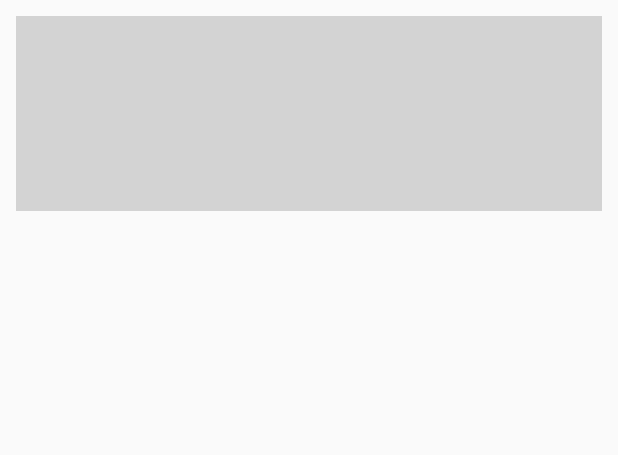
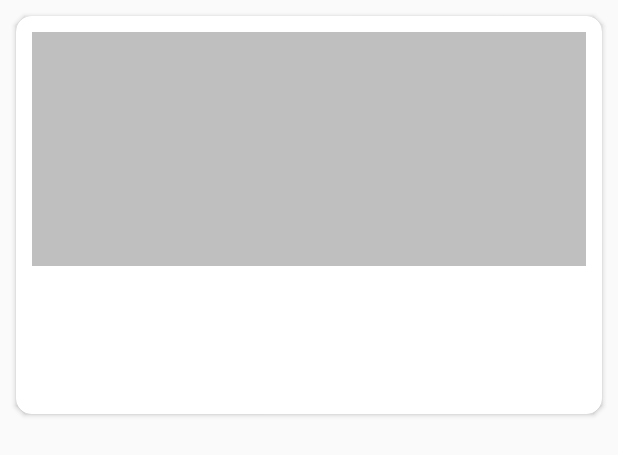
Before and after one commit to AhmedAlKawas/PomacAssignment, an Android app: the layout item_article.xml on its own in the app's theme, with its tools: preview values and no code run, on a phone screen of 412 x 824 dp. Shown: the top 455 px of the screen. Run offline under Robolectric (Android 15) with nearby library versions, the phone set to English and light mode, and no system bars; network calls fail.

Commit message:
Editing the article item design

```diff
--- a/app/src/main/java/com/example/pomacassignment/model/Article.java
+++ b/app/src/main/java/com/example/pomacassignment/model/Article.java
@@ -21,7 +21,8 @@ public class Article implements Serializable {
     public static void loadImageByGlide(ImageView imageView, String imgUrl) {
         RequestOptions requestOptions = new RequestOptions()
                 .placeholder(R.drawable.picture_placeholder)
-                .error(R.drawable.picture_placeholder);
+                .error(R.drawable.picture_placeholder)
+                .fitCenter();
 
         Glide.with(imageView.getContext()).setDefaultRequestOptions(requestOptions)
                 .load(imgUrl).into(imageView);
--- a/app/src/main/res/layout/item_article.xml
+++ b/app/src/main/res/layout/item_article.xml
@@ -1,6 +1,22 @@
 <?xml version="1.0" encoding="utf-8"?>
-<layout xmlns:android="http://schemas.android.com/apk/res/android"
+<layout xmlns:tools="http://schemas.android.com/tools"
+    xmlns:android="http://schemas.android.com/apk/res/android"
     xmlns:app="http://schemas.android.com/apk/res-auto">
+
+    <data>
+
+        <variable
+            name="article"
+            type="com.example.pomacassignment.model.Article" />
+    </data>
+
+    <androidx.cardview.widget.CardView
+        android:layout_width="match_parent"
+        android:layout_height="wrap_content"
+        app:cardCornerRadius="@dimen/_8sdp"
+        android:layout_margin="@dimen/_8sdp"
+        android:elevation="@dimen/_8sdp"
+        tools:targetApi="lollipop">
 
     <androidx.constraintlayout.widget.ConstraintLayout
         android:layout_width="match_parent"
@@ -9,7 +25,7 @@
         <ImageView
             android:id="@+id/iv_article_thumbnail"
             android:layout_width="match_parent"
-            android:layout_height="@dimen/_100sdp"
+            android:layout_height="@dimen/_120sdp"
             app:layout_constraintTop_toTopOf="parent"
             android:layout_margin="@dimen/_8sdp"
             android:contentDescription="@string/article_thumbnail"
@@ -23,28 +39,17 @@
             app:layout_constraintStart_toStartOf="@id/iv_article_thumbnail"
             app:layout_constraintEnd_toEndOf="@id/iv_article_thumbnail"
             android:background="@color/colorPrimary"
-            android:alpha="0.15"
+            android:alpha="0.25"
             android:contentDescription="@string/shadow" />
 
         <TextView
-            android:id="@+id/tv_article_published_date"
+            android:id="@+id/tv_article_title"
             android:layout_width="wrap_content"
             android:layout_height="wrap_content"
             app:layout_constraintTop_toBottomOf="@id/iv_article_thumbnail"
-            app:layout_constraintEnd_toEndOf="@id/iv_article_thumbnail"
-            android:layout_marginTop="@dimen/_16sdp"
-            android:text="@{article.publishedDate}"
-            android:textSize="@dimen/_14ssp"/>
-
-        <TextView
-            android:id="@+id/tv_article_title"
-            android:layout_width="0dp"
-            android:layout_height="wrap_content"
-            app:layout_constraintTop_toBottomOf="@id/iv_article_thumbnail"
             app:layout_constraintStart_toStartOf="@id/iv_article_thumbnail"
-            app:layout_constraintEnd_toStartOf="@id/tv_article_published_date"
-            android:layout_marginTop="@dimen/_16sdp"
-            android:layout_marginEnd="@dimen/_8sdp"
+            android:layout_marginTop="@dimen/_4sdp"
+            android:padding="@dimen/_4sdp"
             android:text="@{article.title}"
             android:textSize="@dimen/_16ssp"
             android:textColor="@color/colorPrimary"/>
@@ -55,17 +60,21 @@
             android:layout_height="wrap_content"
             app:layout_constraintTop_toBottomOf="@id/tv_article_title"
             app:layout_constraintStart_toStartOf="@id/tv_article_title"
-            android:layout_marginTop="@dimen/_8sdp"
             android:text="@{article.publishedBy}"
-            android:textSize="@dimen/_16ssp"/>
+            android:textSize="@dimen/_13ssp"/>
+
+        <TextView
+            android:id="@+id/tv_article_published_date"
+            android:layout_width="wrap_content"
+            android:layout_height="wrap_content"
+            app:layout_constraintTop_toBottomOf="@id/tv_article_published_by"
+            app:layout_constraintEnd_toEndOf="@id/iv_article_thumbnail"
+            android:padding="@dimen/_4sdp"
+            android:text="@{article.publishedDate}"
+            android:textSize="@dimen/_12ssp"/>
 
     </androidx.constraintlayout.widget.ConstraintLayout>
 
-    <data>
-
-        <variable
-            name="article"
-            type="com.example.pomacassignment.model.Article" />
-    </data>
+    </androidx.cardview.widget.CardView>
 
 </layout>
```
